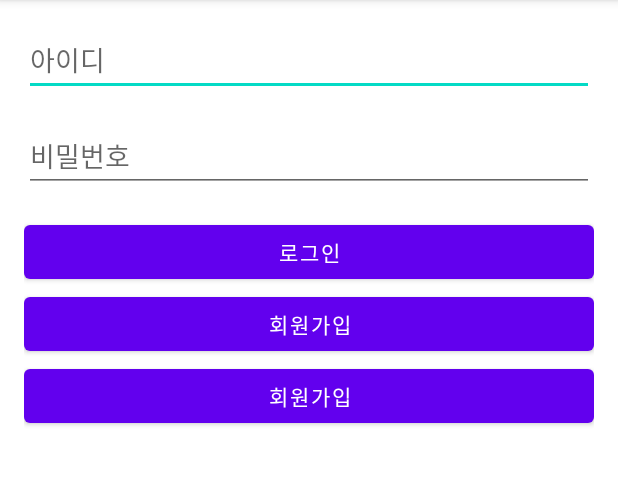
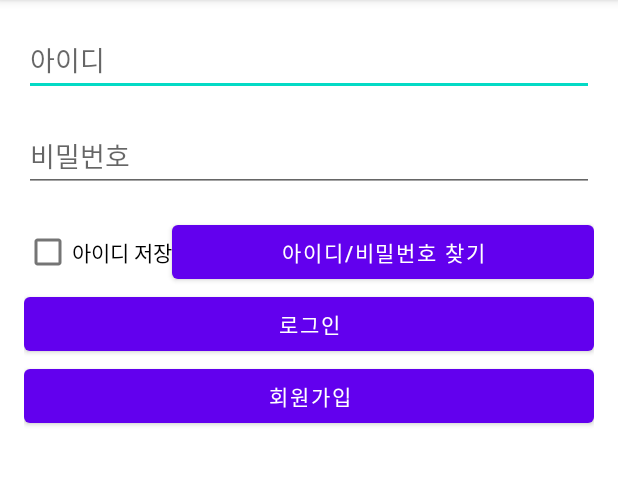
Before and after one commit to kor-jongwon/mobile, an Android app: the screen it shows after launch (MainActivity), on a phone screen of 412 x 824 dp, the part 84-569 px from its top. Run offline under Robolectric (Android 15) with nearby library versions, the phone set to English and light mode, and no system bars.

Commit message:
saveID ,findID/PW button

```diff
--- a/app/src/main/java/com/example/mobile/MainActivity.kt
+++ b/app/src/main/java/com/example/mobile/MainActivity.kt
@@ -17,5 +17,6 @@ class MainActivity : AppCompatActivity() {
     fun goToSignUp(view: View) {
         val intent = Intent(this, SignUpActivity::class.java)
         startActivity(intent)
-    }
 }
+
+}
--- a/app/src/main/res/layout/activity_main.xml
+++ b/app/src/main/res/layout/activity_main.xml
@@ -28,6 +28,36 @@
         android:inputType="textPassword"
         android:layout_marginBottom="16dp"/>
 
+    <!-- 버튼 그룹 -->
+    <LinearLayout
+        android:layout_width="match_parent"
+        android:layout_height="wrap_content"
+        android:orientation="horizontal">
+
+    <!-- 아이디 저장 체크박스 -->
+    <CheckBox
+        android:id="@+id/checkBoxSaveId"
+        android:layout_width="wrap_content"
+        android:layout_height="wrap_content"
+        android:text="아이디 저장"  />
+
+    <!-- 아이디/비밀번호 찾기 버튼 -->
+    <Button
+        android:id="@+id/buttonFindCredentials"
+        android:layout_width="match_parent"
+        android:layout_height="wrap_content"
+        android:text="아이디/비밀번호 찾기"
+        android:clickable="true"
+        android:onClick="goToFindCredentials" />
+
+    </LinearLayout>
+
+
+    <!-- 버튼 그룹 -->
+    <LinearLayout
+        android:layout_width="match_parent"
+        android:layout_height="wrap_content"
+        android:orientation="horizontal"/>
     <!-- 로그인 버튼 -->
     <Button
         android:id="@+id/buttonLogin"
@@ -41,11 +71,12 @@
         android:layout_height="wrap_content"
         android:text="회원가입"
         android:onClick="goToSignUp" />
+    >
 
-    <Button
-        android:layout_width="match_parent"
-        android:layout_height="wrap_content"
-        android:text="회원가입"
-        android:onClick="goToSignUp" />
+
+
+
+
+
 
 </LinearLayout>
```
Also changed, not shown: app/src/main/java/com/example/mobile/SignUpActivity.java (+123 -0 lines), app/src/main/res/layout/activity_sign_up.xml (+15 -7 lines).
